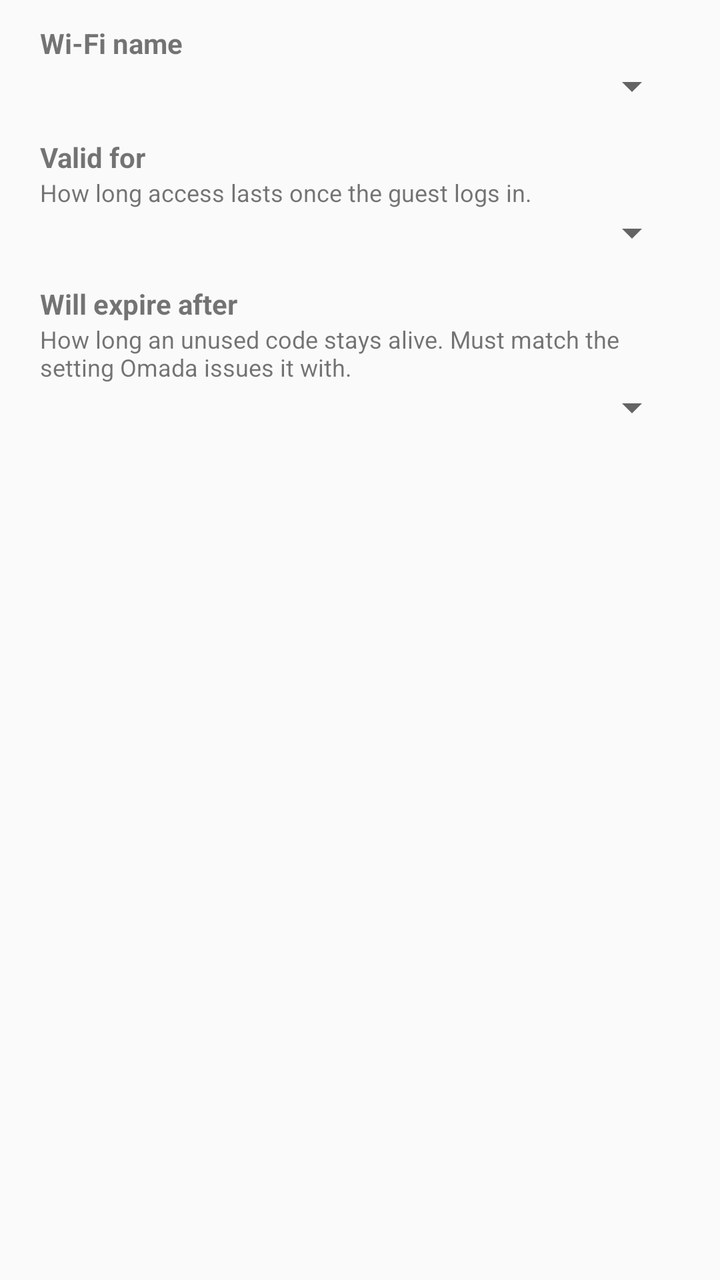
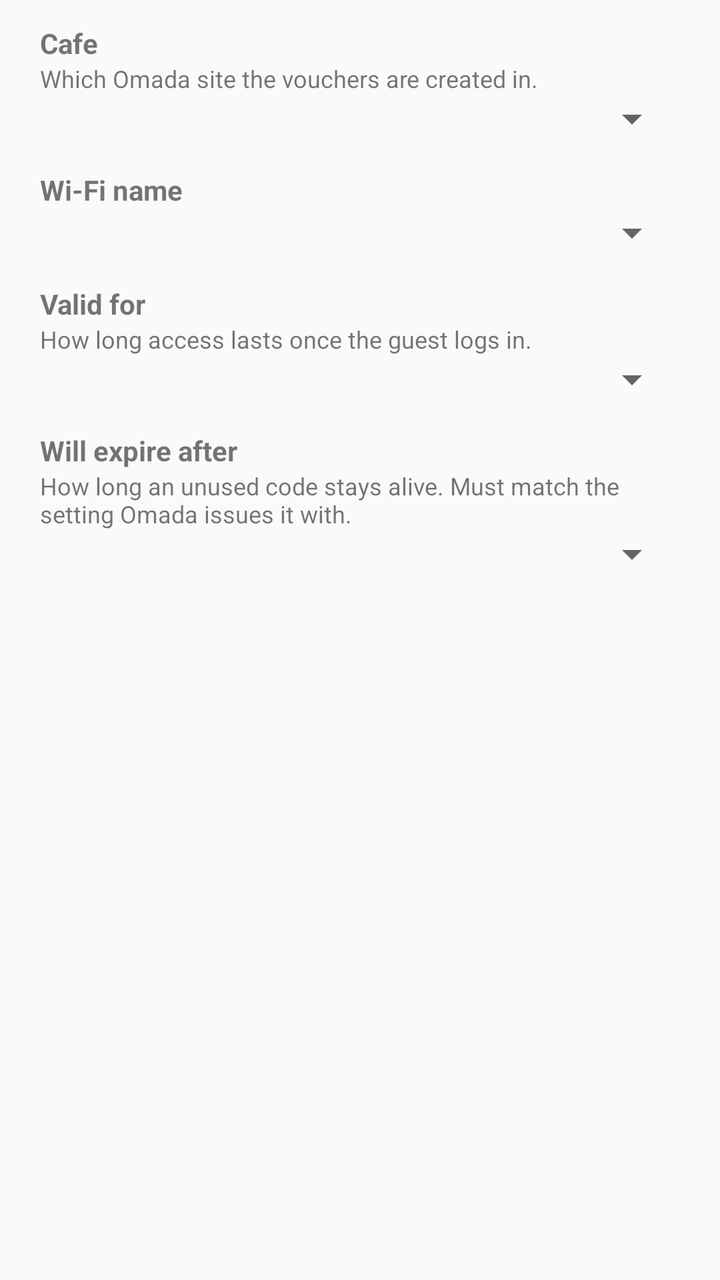

The first picture is an Android layout as it rendered before a commit; the second is the same layout after the commit. The layout source and the unified diff follow.
<!-- AndroidManifest.xml: application theme android:Theme.Material.Light.DarkActionBar -->
<!-- res/layout/dialog_settings.xml -->
<?xml version="1.0" encoding="utf-8"?>
<LinearLayout xmlns:android="http://schemas.android.com/apk/res/android"
    android:orientation="vertical"
    android:layout_width="match_parent"
    android:layout_height="wrap_content"
    android:paddingLeft="20dp"
    android:paddingRight="20dp"
    android:paddingTop="12dp"
    android:paddingBottom="4dp">

    <TextView
        android:layout_width="match_parent"
        android:layout_height="wrap_content"
        android:textStyle="bold"
        android:text="Wi-Fi name" />

    <Spinner
        android:id="@+id/ssidSpinner"
        android:layout_width="match_parent"
        android:layout_height="wrap_content" />

    <TextView
        android:layout_width="match_parent"
        android:layout_height="wrap_content"
        android:paddingTop="14dp"
        android:textStyle="bold"
        android:text="Valid for" />

    <TextView
        android:layout_width="match_parent"
        android:layout_height="wrap_content"
        android:textSize="12sp"
        android:text="How long access lasts once the guest logs in." />

    <Spinner
        android:id="@+id/accessSpinner"
        android:layout_width="match_parent"
        android:layout_height="wrap_content" />

    <TextView
        android:layout_width="match_parent"
        android:layout_height="wrap_content"
        android:paddingTop="14dp"
        android:textStyle="bold"
        android:text="Will expire after" />

    <TextView
        android:layout_width="match_parent"
        android:layout_height="wrap_content"
        android:textSize="12sp"
        android:text="How long an unused code stays alive. Must match the setting Omada issues it with." />

    <Spinner
        android:id="@+id/expirySpinner"
        android:layout_width="match_parent"
        android:layout_height="wrap_content" />

    <TextView
        android:id="@+id/settingsPreview"
        android:layout_width="match_parent"
        android:layout_height="wrap_content"
        android:paddingTop="16dp"
        android:textSize="12sp"
        android:typeface="monospace"
        android:text="" />
</LinearLayout>
<!-- resources referenced by this layout -->
<resources>

</resources>

<!-- the commit's change to res/layout/dialog_settings.xml (unified diff, before → after) -->
@@ -11,6 +11,24 @@
     <TextView
         android:layout_width="match_parent"
         android:layout_height="wrap_content"
+        android:textStyle="bold"
+        android:text="Cafe" />
+
+    <TextView
+        android:layout_width="match_parent"
+        android:layout_height="wrap_content"
+        android:textSize="12sp"
+        android:text="Which Omada site the vouchers are created in." />
+
+    <Spinner
+        android:id="@+id/siteSpinner"
+        android:layout_width="match_parent"
+        android:layout_height="wrap_content" />
+
+    <TextView
+        android:layout_width="match_parent"
+        android:layout_height="wrap_content"
+        android:paddingTop="14dp"
         android:textStyle="bold"
         android:text="Wi-Fi name" />
 
